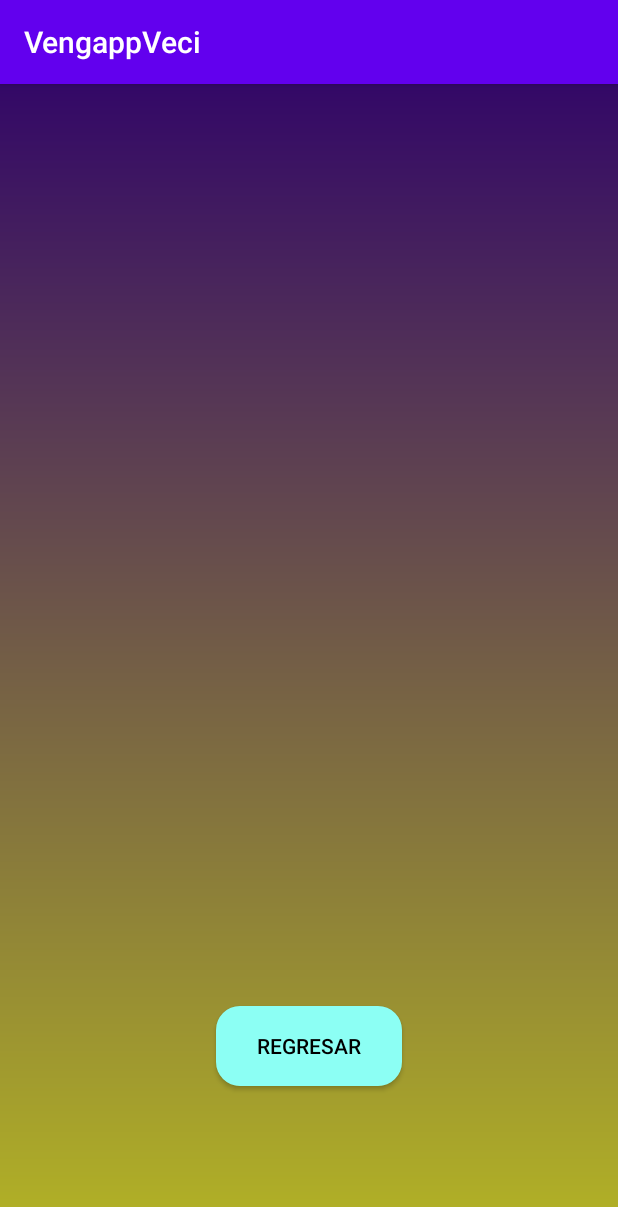
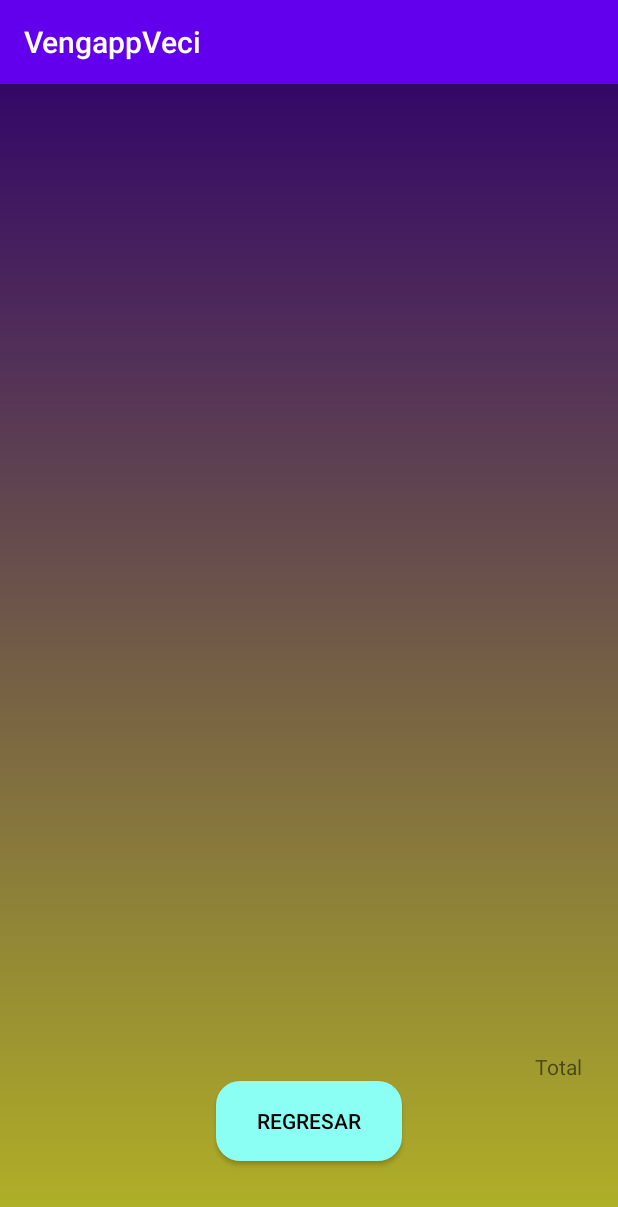
Before and after one commit to Bayola/VengApp-Veci, an Android app: the DetallePedido screen opened directly, with no data from a screen before it, on a phone screen of 412 x 824 dp. Shown: the top 1207 px of the screen. Run offline under Robolectric (Android 15) with nearby library versions, the phone set to English and light mode, and no system bars; our stand-ins replace Firebase (no records; nobody signed in at launch, a user with empty details on screens opened directly); 2 statements that could not run were skipped.

Commit message:
Nicolas Inchiglema

```diff
--- a/app/src/main/java/com/luceromichael/vengappveci/DetallePedido.kt
+++ b/app/src/main/java/com/luceromichael/vengappveci/DetallePedido.kt
@@ -14,6 +14,7 @@ class DetallePedido : AppCompatActivity() {
     lateinit var idPed : String
     val db: FirebaseFirestore = FirebaseFirestore.getInstance()
     private val TAG = "DetallePedido"
+    var suma = "0".toFloat()
 
     override fun onCreate(savedInstanceState: Bundle?) {
         super.onCreate(savedInstanceState)
@@ -41,9 +42,8 @@ class DetallePedido : AppCompatActivity() {
                 Log.d(TAG, "Error getting documents: ", exception)
             }
 
-
-
         buttonRegresar.setOnClickListener{
+            suma = "0".toFloat()
             super.onBackPressed()
         }
     }
@@ -66,6 +66,8 @@ class DetallePedido : AppCompatActivity() {
                     result.get("detalle").toString()
                 )
                 Log.d(TAG, "${result.id} => ${result.data}")
+                suma += producto.price*cant
+                textViewTotalDetPed.text = "Total: " + suma.toString()
                 listaDetPedido.add(
                     DetallePedidoModelClass(
                         producto,
--- a/app/src/main/res/layout/activity_detalle_pedido.xml
+++ b/app/src/main/res/layout/activity_detalle_pedido.xml
@@ -11,7 +11,7 @@
         android:id="@+id/buttonRegresar"
         android:layout_width="124dp"
         android:layout_height="53dp"
-        android:layout_marginBottom="100dp"
+        android:layout_marginBottom="50dp"
         android:background="@drawable/bordesboton"
         android:text="@string/buttonRegresar"
         android:textColor="#000000"
@@ -21,14 +21,23 @@
 
     <ListView
         android:id="@+id/listViewDetallesPedido"
-        android:layout_width="372dp"
-        android:layout_height="401dp"
-        android:layout_marginTop="80dp"
-        app:layout_constraintBottom_toTopOf="@+id/buttonRegresar"
+        android:layout_width="0dp"
+        android:layout_height="0dp"
+        android:layout_marginStart="24dp"
+        android:layout_marginTop="50dp"
+        android:layout_marginEnd="24dp"
+        app:layout_constraintBottom_toTopOf="@+id/textViewTotalDetPed"
         app:layout_constraintEnd_toEndOf="parent"
         app:layout_constraintHorizontal_bias="0.487"
         app:layout_constraintStart_toStartOf="parent"
-        app:layout_constraintTop_toTopOf="parent"
-        app:layout_constraintVertical_bias="0.484" />
+        app:layout_constraintTop_toTopOf="parent" />
+
+    <TextView
+        android:id="@+id/textViewTotalDetPed"
+        android:layout_width="wrap_content"
+        android:layout_height="wrap_content"
+        android:text="Total"
+        app:layout_constraintBottom_toTopOf="@+id/buttonRegresar"
+        app:layout_constraintEnd_toEndOf="@+id/listViewDetallesPedido" />
 
 </androidx.constraintlayout.widget.ConstraintLayout>
--- a/app/src/main/res/layout/activity_detalle_producto.xml
+++ b/app/src/main/res/layout/activity_detalle_producto.xml
@@ -8,7 +8,7 @@
     tools:context=".DetalleProducto">
 
     <ImageView
-        android:id="@+id/imageView17"
+        android:id="@+id/imageViewMenosCant"
         android:layout_width="60dp"
         android:layout_height="76dp"
         android:layout_marginEnd="16dp"
@@ -72,7 +72,7 @@
         app:layout_constraintStart_toStartOf="@+id/buttonAgregar" />
 
     <ImageView
-        android:id="@+id/imageView15"
+        android:id="@+id/imageViewMasCant"
         android:layout_width="60dp"
         android:layout_height="76dp"
         android:layout_marginStart="16dp"
```
Also changed, not shown: app/src/main/java/com/luceromichael/vengappveci/DetalleProducto.kt (+19 -0 lines).
